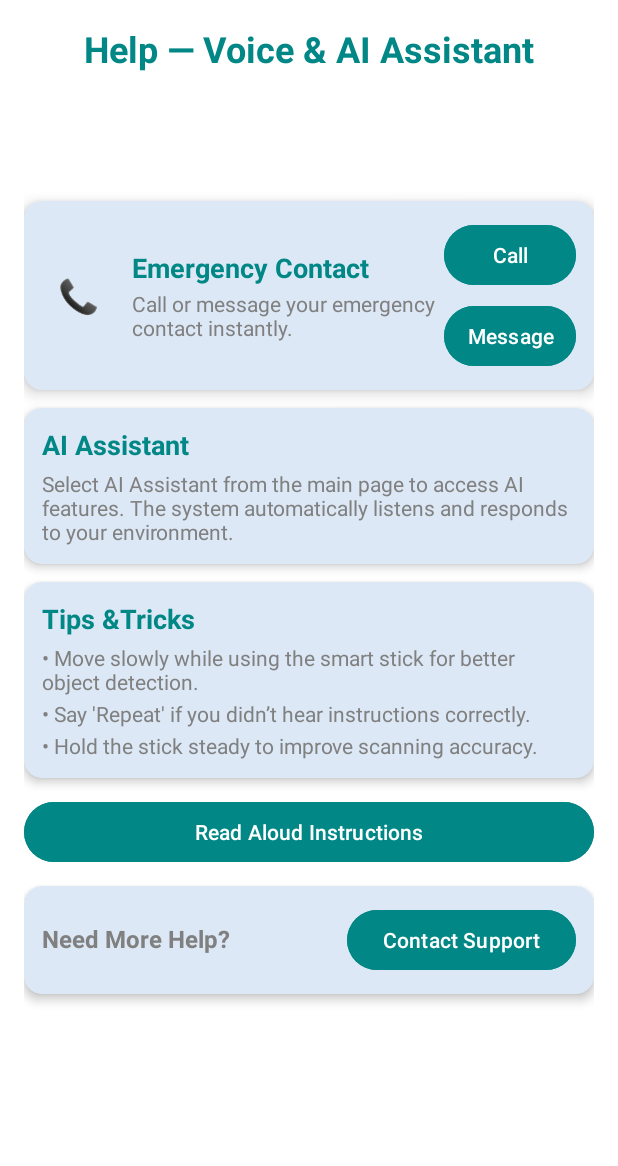
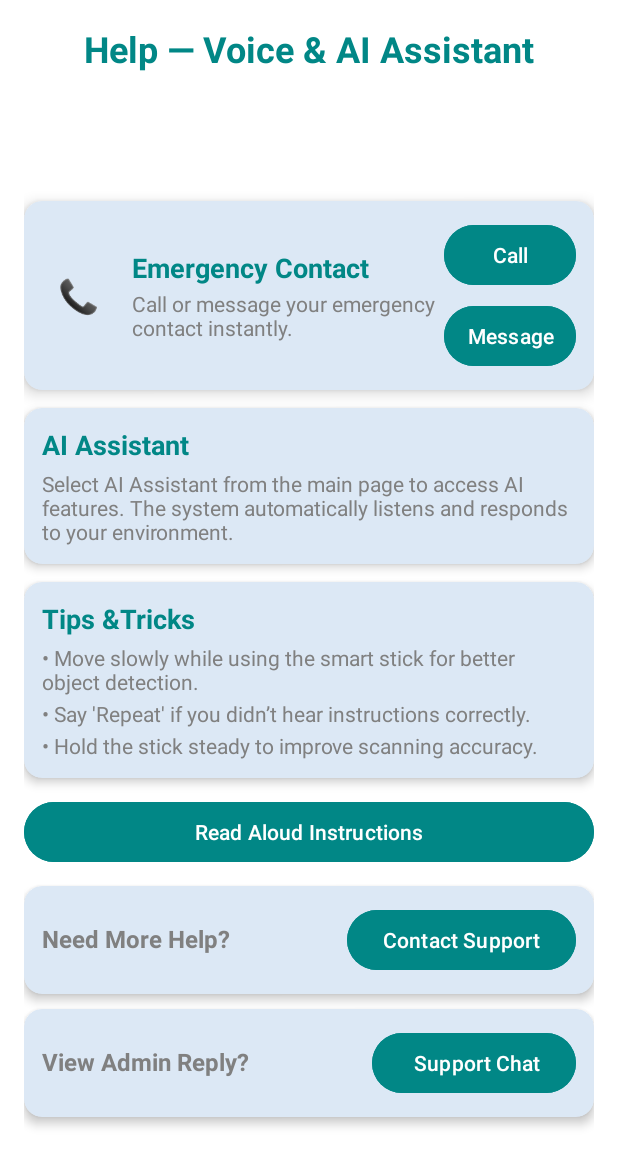
Before and after one commit to habibatanveer20/Bazm-e-Rah, an Android app: the HelpActivity screen opened directly, with no data from a screen before it, on a phone screen of 412 x 824 dp. Shown: the top 1166 px of the screen. Run offline under Robolectric (Android 15) with nearby library versions, the phone set to English and light mode, and no system bars.

Commit message:
i made 2 pages xml and java for support chat and add a new button to help page names as Support Chat

```diff
--- a/app/src/main/AndroidManifest.xml
+++ b/app/src/main/AndroidManifest.xml
@@ -22,9 +22,11 @@
         android:theme="@style/Theme.BazmERaah"
         tools:targetApi="31">
         <activity
+            android:name=".SupportChatActivity"
+            android:exported="false" />
+        <activity
             android:name=".item_memory"
-            android:exported="false" />
-        <!-- Splash Activity with Transparent Theme -->
+            android:exported="false" /> <!-- Splash Activity with Transparent Theme -->
         <activity
             android:name=".SplashActivity"
             android:exported="true"
--- a/app/src/main/res/layout/activity_help.xml
+++ b/app/src/main/res/layout/activity_help.xml
@@ -239,6 +239,40 @@
                     android:contentDescription="Contact support"/>
             </LinearLayout>
         </androidx.cardview.widget.CardView>
+        <androidx.cardview.widget.CardView
+            android:layout_width="match_parent"
+            android:layout_height="wrap_content"
+            app:cardCornerRadius="12dp"
+            android:layout_marginTop="10dp"
+            app:cardElevation="4dp"
+            app:cardBackgroundColor="?attr/cardBackgroundColor"
+            android:background="?attr/cardBackgroundColor">
+
+            <LinearLayout
+                android:layout_width="match_parent"
+                android:layout_height="wrap_content"
+                android:orientation="horizontal"
+                android:padding="12dp">
+
+                <TextView
+                    android:layout_width="0dp"
+                    android:layout_height="wrap_content"
+                    android:layout_weight="1"
+                    android:text="View Admin Reply?"
+                    android:textColor="@color/gray"
+                    android:textSize="16sp"
+                    android:textStyle="bold" />
+
+                <Button
+                    android:id="@+id/btn_contact_support_reply"
+                    android:layout_width="wrap_content"
+                    android:layout_height="wrap_content"
+                    android:backgroundTint="@color/teal_700"
+                    android:contentDescription="Contact support"
+                    android:text=" Support Chat"
+                    android:textColor="?attr/colorOnPrimary" />
+            </LinearLayout>
+        </androidx.cardview.widget.CardView>
 
         <View
             android:layout_width="match_parent"
```
Also changed, not shown: app/build.gradle.kts (+8 -0 lines), app/src/main/java/com/example/bazmeraah/HelpActivity.java (+45 -16 lines), app/src/main/java/com/example/bazmeraah/SupportChatActivity.java (added, +24 -0 lines), app/src/main/res/layout/activity_support_chat.xml (added, +87 -0 lines).
